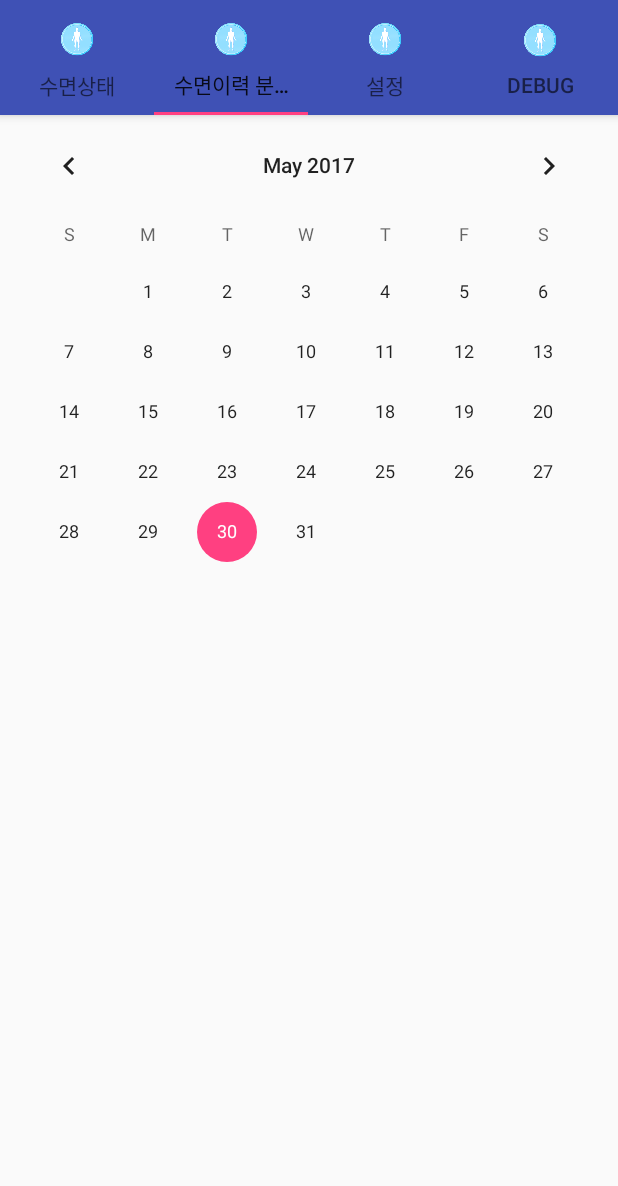
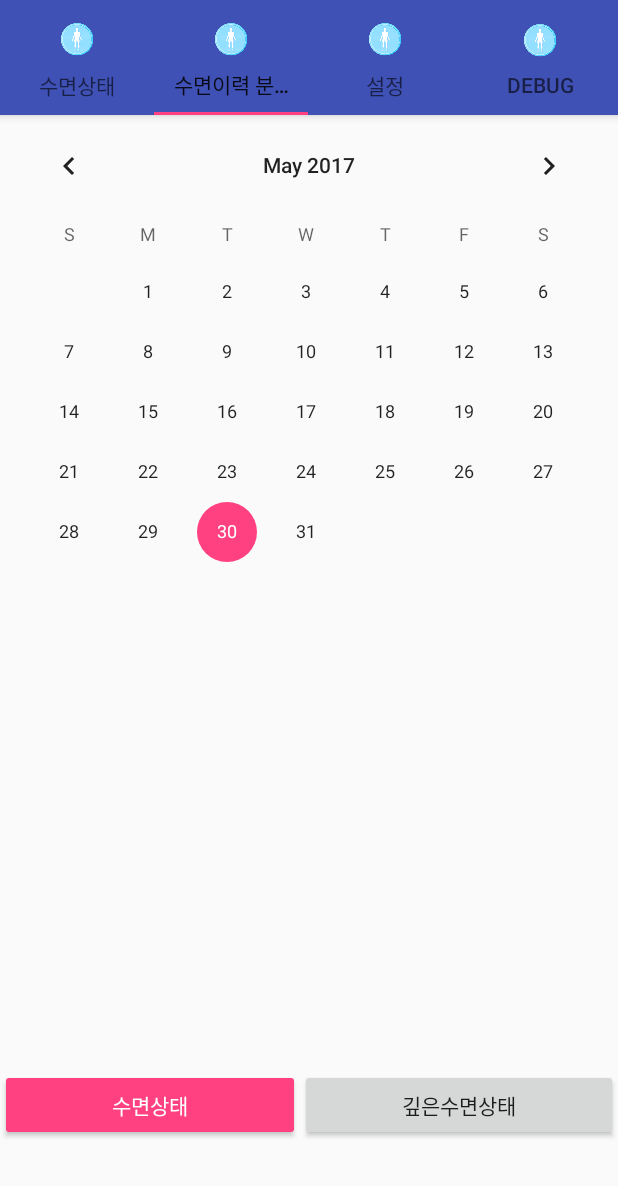
Before and after one commit to jsyoon64/Smask, an Android app: the screen it shows after launch (MainActivity), tab 2 chosen, on a phone screen of 412 x 824 dp, the part 50-1236 px from its top. Run offline under Robolectric (Android 15) with nearby library versions, the phone set to English and light mode, and no system bars; our stand-ins replace androidx.preference; 3 statements that could not run were skipped.

Commit message:
기타 수정

```diff
--- a/app/src/main/res/layout/tab_fragment2.xml
+++ b/app/src/main/res/layout/tab_fragment2.xml
@@ -1,19 +1,45 @@
-<FrameLayout xmlns:android="http://schemas.android.com/apk/res/android"
+<LinearLayout xmlns:android="http://schemas.android.com/apk/res/android"
     xmlns:tools="http://schemas.android.com/tools"
     android:layout_width="match_parent"
     android:layout_height="match_parent"
+    android:orientation="vertical"
+    android:weightSum="1"
     tools:context="com.jsyoon.sleepmask2.TabFragment2">
 
     <CalendarView
+        android:id="@+id/calendarView2"
         android:layout_width="match_parent"
-        android:id="@+id/calendarView2"
+        android:layout_height="wrap_content"
+        android:layout_alignParentLeft="true"
+        android:layout_alignParentStart="true"
+        android:layout_weight="1"
         android:fadeScrollbars="true"
+        android:nestedScrollingEnabled="true"
         android:scrollbarStyle="insideOverlay"
-        android:scrollbars="horizontal|vertical"
-        android:layout_height="300dp"
-        android:nestedScrollingEnabled="true"
         android:scrollbarTrackVertical="@android:color/background_light"
-        android:layout_alignParentLeft="true"
-        android:layout_alignParentStart="true" />
+        android:scrollbars="horizontal|vertical" />
 
-</FrameLayout>
+    <LinearLayout
+        android:layout_width="match_parent"
+        android:layout_height="wrap_content"
+        android:orientation="horizontal"
+        android:weightSum="2"
+        android:paddingTop="10dp"
+        android:paddingBottom="30dp">
+
+        <Button
+            style="@style/Widget.AppCompat.Button.Colored"
+            android:layout_width="wrap_content"
+            android:layout_height="match_parent"
+            android:layout_weight="1"
+            android:text="수면상태" />
+
+        <Button
+            style="@style/Widget.AppCompat.Button.Small"
+            android:layout_width="wrap_content"
+            android:layout_height="match_parent"
+            android:layout_weight="1"
+            android:text="깊은수면상태" />
+
+    </LinearLayout>
+</LinearLayout>
```
Also changed, not shown: app/src/main/res/layout/tab_fragment1.xml (+63 -36 lines).
